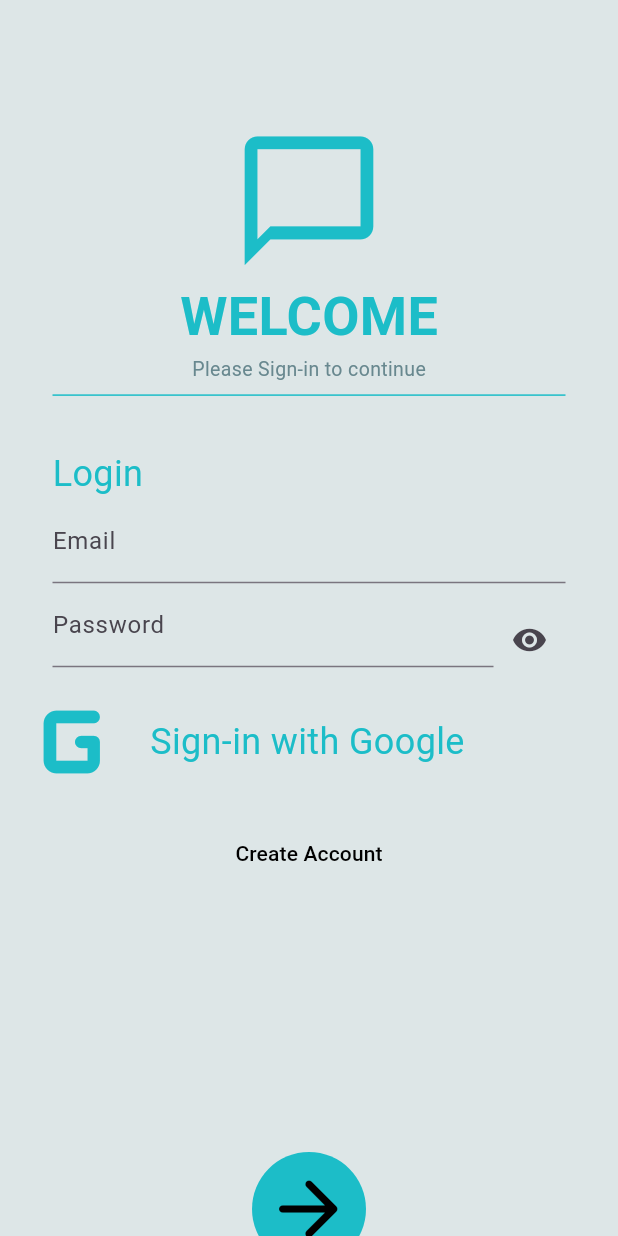
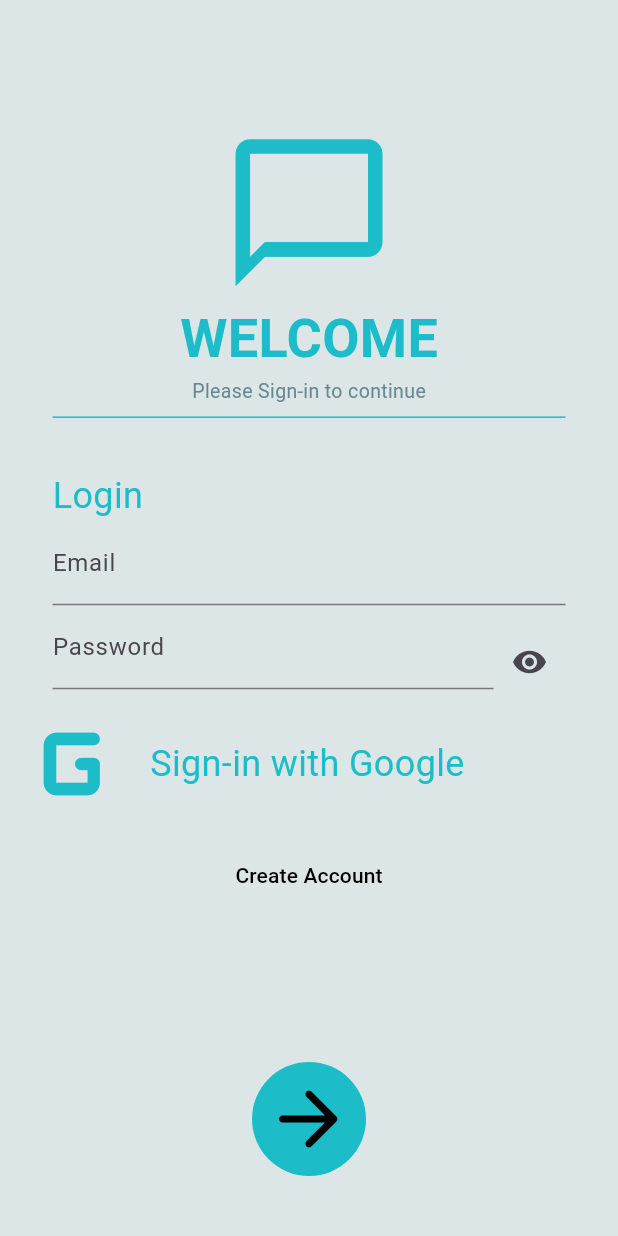
Before and after one commit to urvitgehlot/Chat-App, a Flutter app: the screen it shows after launch, after a tap on the "visibility off" icon, on a phone screen of 412 x 824 dp. Run offline on Flutter 3.47's test engine with Material 2 defaults, Android fonts, the phone set to English and light mode, and no system bars; our stand-ins replace cloud_firestore, firebase_auth, firebase_core, firebase_storage, google_fonts, google_sign_in and 1 more; accounts and stored records are empty; generated files the repository leaves out were written again; Roboto replaces fonts that are missing (Itim).

```diff
--- a/lib/main.dart
+++ b/lib/main.dart
@@ -1,4 +1,3 @@
-import 'package:chat_app/screens/authenticator_screen.dart';
 import 'package:chat_app/screens/splash_screen.dart';
 import 'package:flutter/material.dart';
 import 'package:firebase_core/firebase_core.dart';
--- a/lib/screens/authenticator_screen.dart
+++ b/lib/screens/authenticator_screen.dart
@@ -203,7 +203,7 @@ class _AuthenticatorState extends State<Authenticator> {
             )
           : SingleChildScrollView(
               child: Container(
-                height: size.height + 60,
+                height: size.height,
                 // width:,
                 child: Column(
                   crossAxisAlignment: CrossAxisAlignment.center,
@@ -215,7 +215,7 @@ class _AuthenticatorState extends State<Authenticator> {
                     Icon(
                       Icons.chat_bubble_outline,
                       color: Color.fromRGBO(28, 189, 200, 1),
-                      size: size.height / 8,
+                      size: size.height / 7,
                     ),
                     Text(
                       'WELCOME',
--- a/lib/screens/splash_screen.dart
+++ b/lib/screens/splash_screen.dart
@@ -38,21 +38,24 @@ class _SplashScreenState extends State<SplashScreen> {
       }
     } else {
       if (!context.mounted) return;
-      Navigator.of(context).pushReplacement(MaterialPageRoute(
-        builder: (context) => const Authenticator(),
-      ));
+      WidgetsBinding.instance.addPostFrameCallback((_) {
+        Navigator.of(context).pushReplacement(MaterialPageRoute(
+          builder: (context) => const Authenticator(),
+        ));
+      });
     }
   }
 
   @override
   void initState() {
-    checkLoginStatus();
+    // checkLoginStatus();
     // TODO: implement initState
     super.initState();
   }
 
   @override
   Widget build(BuildContext context) {
+    checkLoginStatus();
     final size = MediaQuery.of(context).size;
     return Scaffold(
       body: Center(
```
Also changed, not shown: lib/screens/chat.dart (+4 -3 lines).
